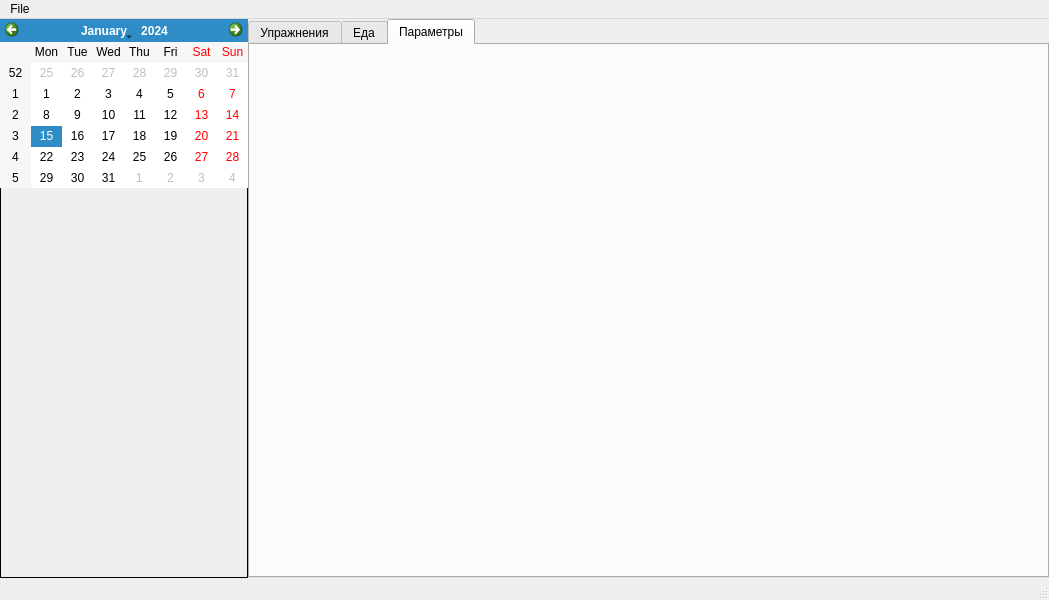
This is src/mainwindow.ui in yantayga/Diary as Qt 5 draws it before an edit. The edited form follows.
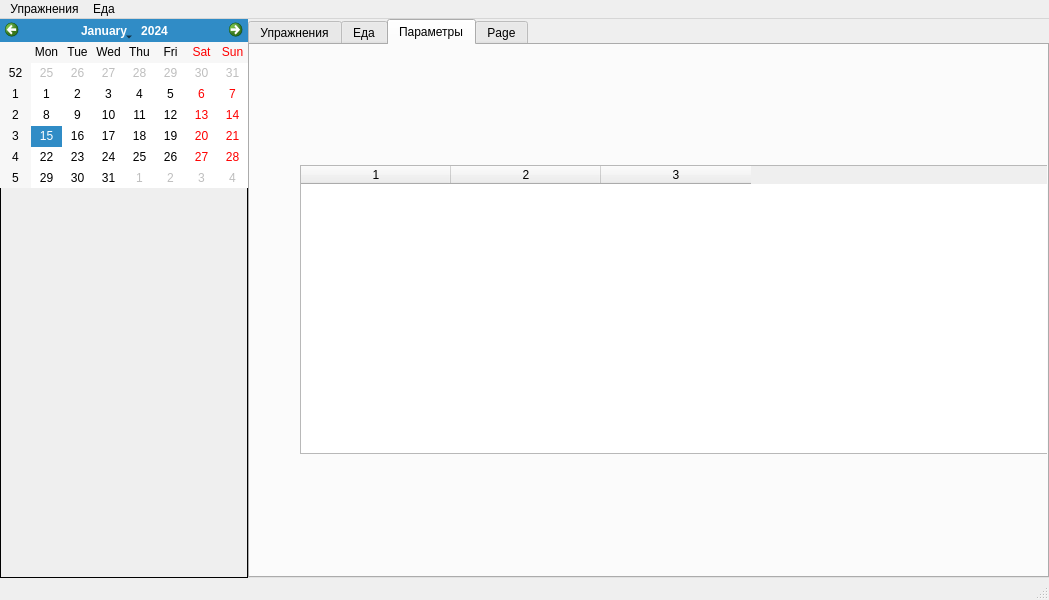
This is the edited form. The open tabs and pages were chosen to show the change.

The edit to the form file:
```diff
--- a/src/mainwindow.ui
+++ b/src/mainwindow.ui
@@ -167,7 +167,19 @@
         <column/>
        </widget>
       </widget>
-      <widget class="QWidget" name="tabFood">
+      <widget class="QSplitter" name="tabFood">
+       <property name="sizePolicy">
+        <sizepolicy hsizetype="Expanding" vsizetype="Expanding">
+         <horstretch>0</horstretch>
+         <verstretch>0</verstretch>
+        </sizepolicy>
+       </property>
+       <property name="orientation">
+        <enum>Qt::Vertical</enum>
+       </property>
+       <property name="childrenCollapsible">
+        <bool>false</bool>
+       </property>
        <attribute name="title">
         <string>Еда</string>
        </attribute>
@@ -176,6 +188,63 @@
        <attribute name="title">
         <string>Параметры</string>
        </attribute>
+       <widget class="QTableWidget" name="tableTracking">
+        <property name="geometry">
+         <rect>
+          <x>50</x>
+          <y>120</y>
+          <width>797</width>
+          <height>289</height>
+         </rect>
+        </property>
+        <property name="sizePolicy">
+         <sizepolicy hsizetype="Maximum" vsizetype="Maximum">
+          <horstretch>0</horstretch>
+          <verstretch>0</verstretch>
+         </sizepolicy>
+        </property>
+        <property name="editTriggers">
+         <set>QAbstractItemView::NoEditTriggers</set>
+        </property>
+        <property name="alternatingRowColors">
+         <bool>true</bool>
+        </property>
+        <property name="selectionMode">
+         <enum>QAbstractItemView::SingleSelection</enum>
+        </property>
+        <property name="selectionBehavior">
+         <enum>QAbstractItemView::SelectRows</enum>
+        </property>
+        <property name="showGrid">
+         <bool>true</bool>
+        </property>
+        <property name="columnCount">
+         <number>3</number>
+        </property>
+        <attribute name="horizontalHeaderDefaultSectionSize">
+         <number>150</number>
+        </attribute>
+        <attribute name="horizontalHeaderHighlightSections">
+         <bool>false</bool>
+        </attribute>
+        <attribute name="verticalHeaderVisible">
+         <bool>false</bool>
+        </attribute>
+        <attribute name="verticalHeaderDefaultSectionSize">
+         <number>21</number>
+        </attribute>
+        <attribute name="verticalHeaderHighlightSections">
+         <bool>false</bool>
+        </attribute>
+        <column/>
+        <column/>
+        <column/>
+       </widget>
+      </widget>
+      <widget class="QWidget" name="tabNotes">
+       <attribute name="title">
+        <string>Page</string>
+       </attribute>
       </widget>
      </widget>
     </item>
@@ -192,11 +261,18 @@
    </property>
    <widget class="QMenu" name="menuFile">
     <property name="title">
-     <string>File</string>
+     <string>Упражнения</string>
     </property>
     <addaction name="actionAddExercise"/>
    </widget>
+   <widget class="QMenu" name="menu">
+    <property name="title">
+     <string>Еда</string>
+    </property>
+    <addaction name="actionAddFoodIntake"/>
+   </widget>
    <addaction name="menuFile"/>
+   <addaction name="menu"/>
   </widget>
   <widget class="QStatusBar" name="statusbar"/>
   <action name="actionAddExercise">
```
Left out of the diff: 120 changed lines with no effect on the pictures.
